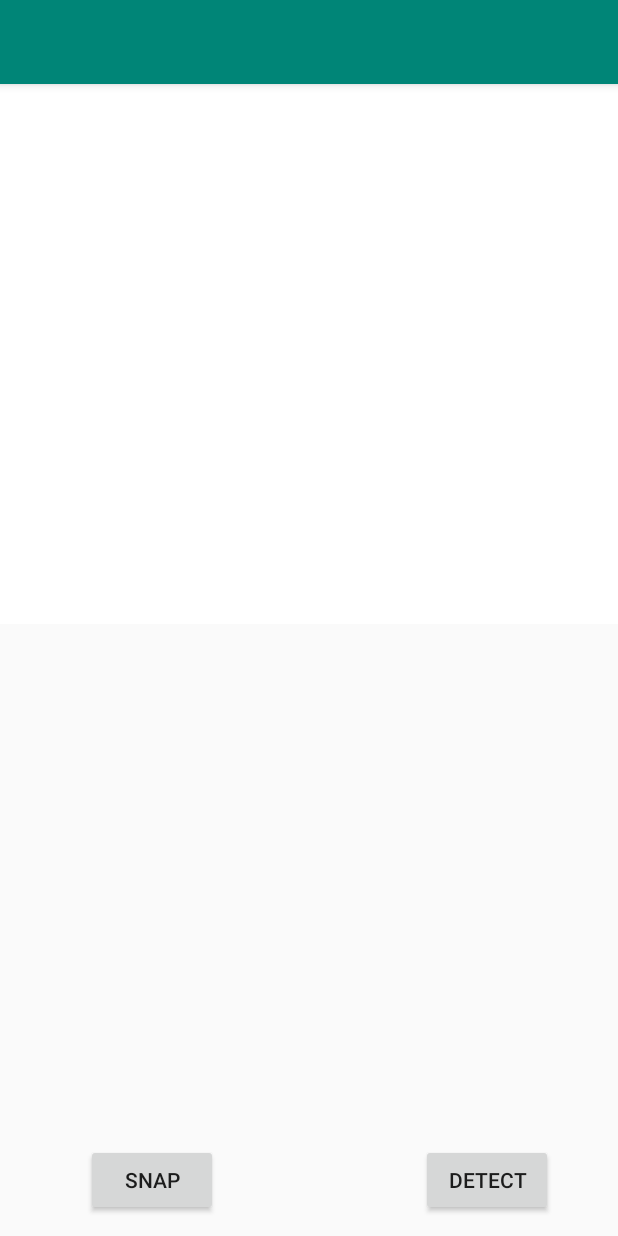
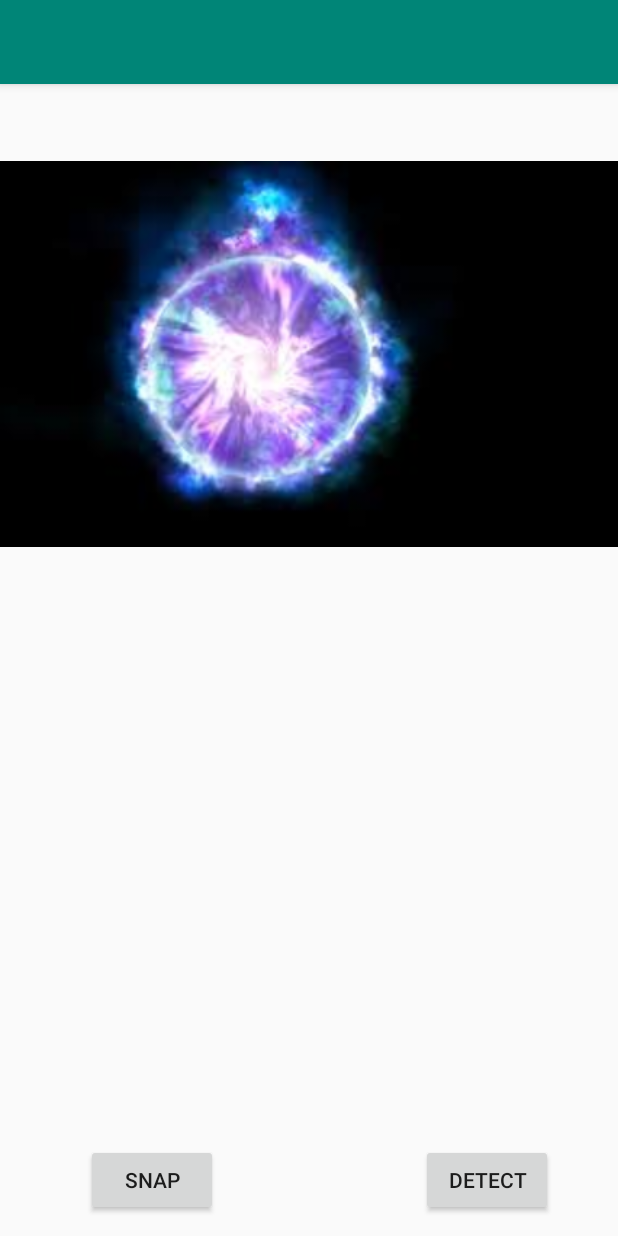
Before and after one commit to mayank-srm/TextScanner, an Android app: the screen it shows after launch (MainActivity), on a phone screen of 412 x 824 dp. Run offline under Robolectric (Android 15) with nearby library versions, the phone set to English and light mode, and no system bars; libraries missing offline, so code that uses them is left out: com.google.firebase.ml.

Commit message:
Bitmap working!!!!!!

```diff
--- a/app/src/main/res/layout/activity_main.xml
+++ b/app/src/main/res/layout/activity_main.xml
@@ -34,6 +34,7 @@
         android:layout_height="360dp"
         android:layout_alignParentStart="true"
         android:layout_alignParentTop="true"
+        android:src="@drawable/images"
         app:srcCompat="@android:color/background_light" />
 
     <TextView
```
Also changed, not shown: app/src/main/Images/Screenshot_20190330-230039.png (added), app/src/main/Images/Screenshot_20190330-230243.png (added), app/src/main/res/drawable/images.jpg (added).
